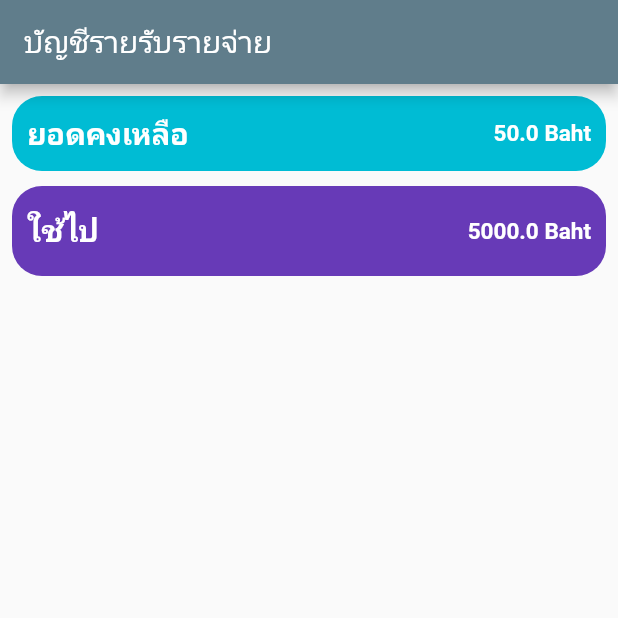
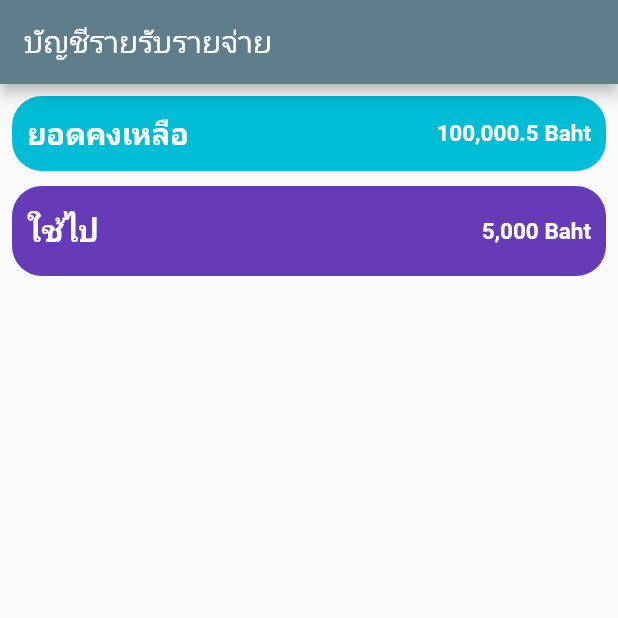
Before and after one commit to NGOMNGOM/FlutterRepo, a Flutter app: the screen it shows after launch, on a phone screen of 412 x 824 dp, the top half of it. Run offline on Flutter 3.47's test engine with Material 2 defaults, Android fonts, the phone set to English and light mode, and no system bars.

Commit message:
NumberFormat

```diff
--- a/flutter_application_1/lib/MoneyBox.dart
+++ b/flutter_application_1/lib/MoneyBox.dart
@@ -1,4 +1,5 @@
 import 'package:flutter/material.dart';
+import 'package:intl/intl.dart';
 
 // ignore: must_be_immutable
 class MoneyBox extends StatelessWidget {
@@ -28,7 +29,7 @@ class MoneyBox extends StatelessWidget {
           ),
           Expanded(
               child: Text(
-            "$number Baht",
+            "${NumberFormat("#,###.##").format(number)} Baht",
             style: const TextStyle(
                 color: Colors.white, fontSize: 15, fontWeight: FontWeight.w600),
             textAlign: TextAlign.right,
--- a/flutter_application_1/lib/main.dart
+++ b/flutter_application_1/lib/main.dart
@@ -50,7 +50,10 @@ class _IndexState extends State<Index> {
         padding: const EdgeInsets.all(8.0),
         child: Column(children: [
           MoneyBox(
-              info: "ยอดคงเหลือ", number: 50, color: Colors.cyan, size: 50),
+              info: "ยอดคงเหลือ",
+              number: 100000.50,
+              color: Colors.cyan,
+              size: 50),
           const SizedBox(height: 10),
           MoneyBox(
               info: "ใช้ไป", number: 5000, color: Colors.deepPurple, size: 60)
--- a/flutter_application_1/pubspec.yaml
+++ b/flutter_application_1/pubspec.yaml
@@ -35,6 +35,7 @@ dependencies:
   # Use with the CupertinoIcons class for iOS style icons.
   cupertino_icons: ^1.0.2
   flutter_launcher_icons: "^0.13.1"
+  intl: ^0.18.1
 
 flutter_icons:
   android: true
```
Also changed, not shown: flutter_application_1/pubspec.lock.
